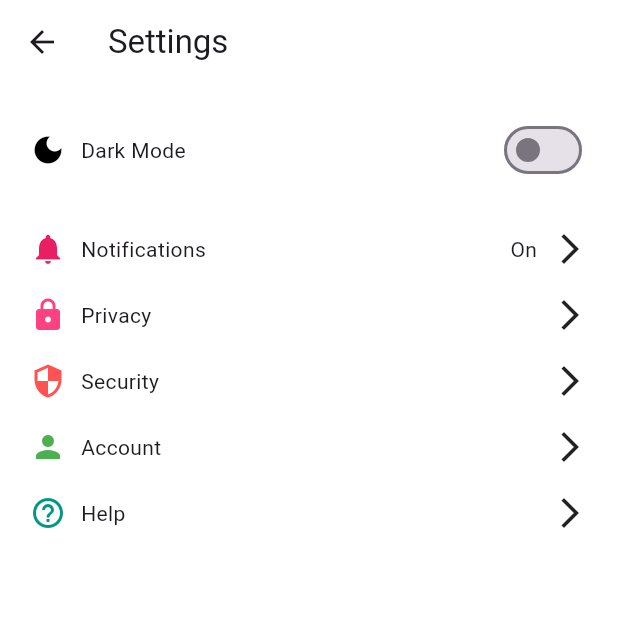
After one commit to josejesus3/smart_lords, a Flutter app: the Configuraciones screen opened by its route, on a phone screen of 412 x 824 dp, the top half of it. The commit adds this screen. Run offline on Flutter 3.47's test engine with Material 3 defaults, Android fonts, the light colour scheme and no system bars; our stand-ins replace animate_do.

Commit message:
setting y perfil

```diff
--- a/lib/main.dart
+++ b/lib/main.dart
@@ -1,5 +1,7 @@
 import 'package:animate_do/animate_do.dart';
 import 'package:flutter/material.dart';
+import 'package:smart_lords/presentacion/screen/configuraciones.dart';
+import 'package:smart_lords/presentacion/screen/editar_perfil.dart';
 import 'package:smart_lords/presentacion/screen/home_pages.dart';
 import 'package:smart_lords/presentacion/screen/quiz_page.dart';
 import 'package:smart_lords/presentacion/screen/review_page.dart';
@@ -25,7 +27,9 @@ class MyApp extends StatelessWidget {
         '/formulario-login': (context) => const FormularioLogin(),
         '/home-page': (context) => const HomePage(),
         '/quiz-page': (context) => const QuizPage(),
-        '/review-pages': (context) => const ReviewPages()
+        '/review-pages': (context) => const ReviewPages(),
+        '/editar-perfil': (context) => const EditarPerfil(),
+        '/settings-page': (context) => const Configuraciones()
       },
     );
   }
--- /dev/null
+++ b/lib/presentacion/screen/configuraciones.dart
@@ -0,0 +1,163 @@
+import 'package:flutter/material.dart';
+
+class Configuraciones extends StatefulWidget {
+  const Configuraciones({super.key});
+
+  @override
+  State<Configuraciones> createState() => _ConfiguracionesState();
+}
+
+class _ConfiguracionesState extends State<Configuraciones> {
+  bool isSwitched = false; // Estado para el switch de Dark Mode
+
+  @override
+  Widget build(BuildContext context) {
+    final size = MediaQuery.of(context).size;
+
+    return Scaffold(
+      appBar: AppBar(
+        backgroundColor: Colors.white,
+        title: const Text('Settings'),
+      ),
+      body: Column(
+        mainAxisAlignment: MainAxisAlignment.start,
+        children: [
+          Container(
+            alignment: Alignment.topCenter,
+            height: size.height * 0.8,
+            width: size.width,
+            decoration: const BoxDecoration(
+              color: Colors.white,
+              boxShadow: [
+                BoxShadow(
+                  offset: Offset(-1, -6),
+                  color: Colors.black12,
+                )
+              ],
+            ),
+            child: Padding(
+              padding: const EdgeInsets.symmetric(vertical: 20, horizontal: 20),
+              child: Column(
+                children: [
+                  _opcionSwitch(
+                    icon: Icons.dark_mode,
+                    label: 'Dark Mode',
+
+                    value: isSwitched,
+                    onChanged: (value) {
+                      setState(() {
+                        isSwitched = value; // Cambia el estado
+                      });
+                    },
+                    iconColor: Colors.black, // Cambia el color del ícono
+                  ),
+                  const SizedBox(height: 20),
+                  _opcionListTile(
+                    icon: Icons.notifications,
+                    label: 'Notifications',
+                    iconColor: Colors.pink,
+                    labelR: 'On',
+                    iconR: Icons.arrow_forward_ios,
+                    onTap: () {
+                      print("Notifications tapped");
+                    },
+                  ),
+                  _opcionListTile(
+                    icon: Icons.lock,
+                    label: 'Privacy',
+                    iconColor: Colors.pinkAccent,
+                    labelR: '',
+                    iconR: Icons.arrow_forward_ios,
+                    onTap: () {
+                      print("Privacy tapped");
+                    },
+                  ),
+                  _opcionListTile(
+                    icon: Icons.security,
+                    label: 'Security',
+                    iconColor: Colors.redAccent,
+                    labelR: '',
+                    iconR: Icons.arrow_forward_ios,
+                    onTap: () {
+                      print("Security tapped");
+                    },
+                  ),
+                  _opcionListTile(
+                    icon: Icons.person,
+                    label: 'Account',
+                    iconColor: Colors.green,
+                    labelR: '',
+                    iconR: Icons.arrow_forward_ios,
+                    onTap: () {
+                      print("Account tapped");
+                    },
+                  ),
+                  _opcionListTile(
+                    icon: Icons.help_outline,
+                    label: 'Help',
+                    iconColor: Colors.teal,
+                    labelR: '',
+                    iconR: Icons.arrow_forward_ios,
+                    onTap: () {
+                      print("Help tapped");
+                    },
+                  ),
+                ],
+              ),
+            ),
+          ),
+        ],
+      ),
+    );
+  }
+
+  // Widget para la opción con Switch (Dark Mode)
+  Widget _opcionSwitch({
+    required IconData icon,
+    required String label,
+    required bool value,
+    required ValueChanged<bool> onChanged,
+    required Color iconColor,
+  }) {
+    return Row(
+      children: [
+        Icon(icon, color: iconColor),
+        const SizedBox(width: 10),
+        Text(label),
+        const Spacer(),
+        Switch(
+          value: value,
+          onChanged: onChanged,
+        ),
+      ],
+    );
+  }
+
+  // Widget para las opciones con ListTile (para opciones como Notifications, Privacy, etc.)
+  Widget _opcionListTile({
+    required IconData icon,
+    required String label,
+    required String labelR,
+    required IconData iconR,
+    required Color iconColor,
+    required VoidCallback onTap,
+  }) {
+    return Padding(
+      padding: const EdgeInsets.symmetric(vertical: 10),
+      child: InkWell(
+        onTap: onTap, // Detecta el tap
+        child: Row(
+          children: [
+            Icon(icon, color: iconColor),
+            const SizedBox(width: 10),
+            Text(label),
+            const Spacer(),
+            Text(labelR),
+            const SizedBox(width: 10),
+            Icon(iconR),
+          ],
+        ),
+      ),
+    );
+  }
+}
--- a/lib/presentacion/screen/home_pages.dart
+++ b/lib/presentacion/screen/home_pages.dart
@@ -80,7 +80,8 @@ class HomePage extends StatelessWidget {
 
   List<Widget> _buildDrawerItems(BuildContext context) {
     return [
-      _buildDrawerItem(context, Icons.person, 'Editar Perfil', '/profile-page'),
+      _buildDrawerItem(
+          context, Icons.person, 'Editar Perfil', '/editar-perfil'),
       _buildDrawerItem(
           context, Icons.settings, 'Configuración', '/settings-page'),
       _buildDrawerItem(context, Icons.chat, 'Chat', '/chat-page'),
```
Also changed, not shown: lib/presentacion/screen/editar_perfil.dart (added, +157 -0 lines), lib/presentacion/view/combate.dart (deleted, +0 -59 lines).
